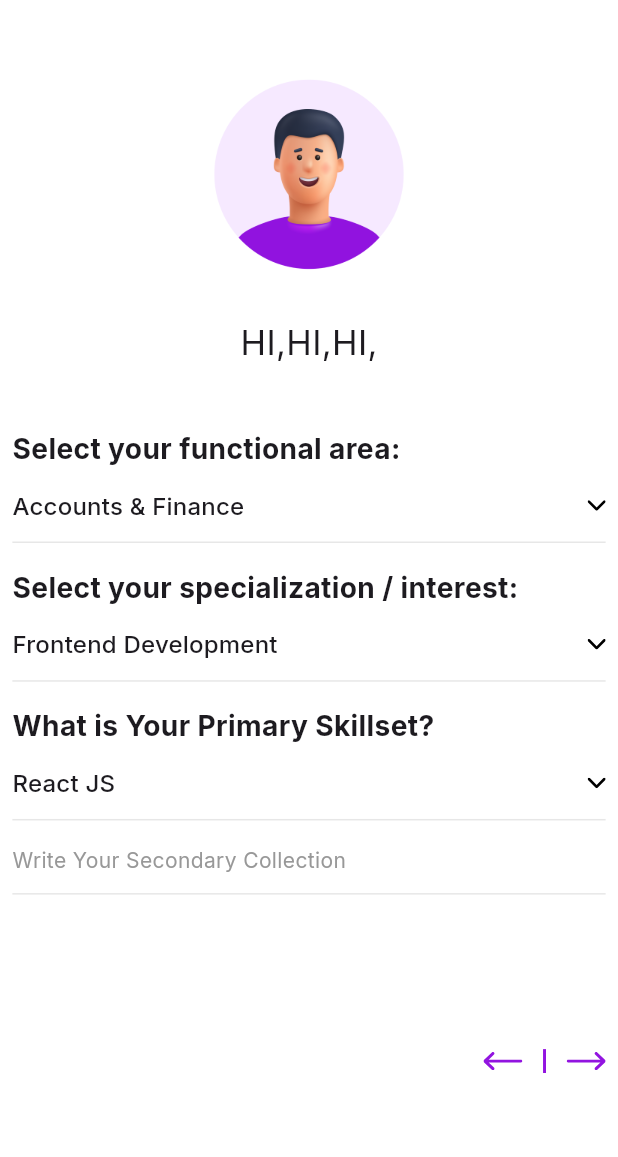
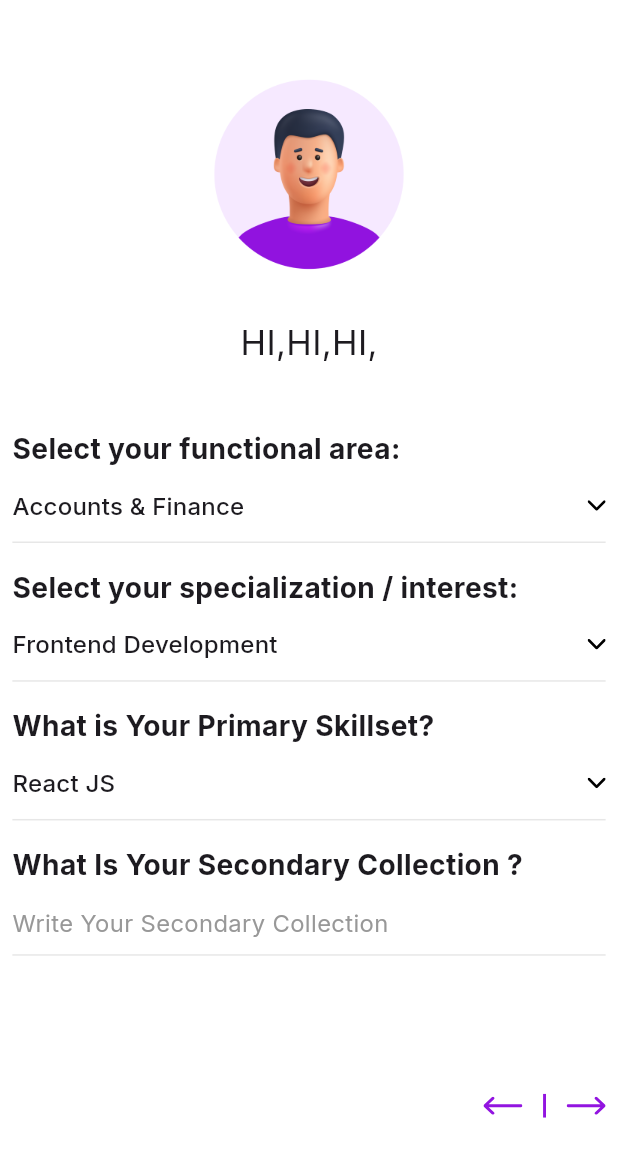
Before and after one commit to Srimantrao/hirexpert, a Flutter app: the Specialization screen opened directly, on a phone screen of 412 x 824 dp. Shown: the top 1157 px of the screen. Run offline on Flutter 3.47's test engine with Material 3 defaults, Android fonts, the phone set to English and light mode, and no system bars; our stand-ins replace dotted_border, flutter_svg, get, google_fonts, shared_preferences, smooth_page_indicator; accounts and stored records are empty.

Commit message:
Thu/08-Jan-2024

```diff
--- a/lib/controller/DropdownController/Specialization_con.dart
+++ b/lib/controller/DropdownController/Specialization_con.dart
@@ -1,6 +1,7 @@
-// ignore_for_file: file_names, non_constant_identifier_names
+// ignore_for_file: file_names, non_constant_identifier_names, camel_case_types
 
 import 'package:flutter/material.dart';
+import 'package:get/get.dart';
 import '../../view/utils/app_String.dart';
 
 class SpecializationController with ChangeNotifier {
--- a/lib/view/screen/collection/specialization.dart
+++ b/lib/view/screen/collection/specialization.dart
@@ -11,6 +11,8 @@ import 'package:hirexpert/view/utils/app_icon.dart';
 import 'package:hirexpert/view/utils/common/Container/Option.dart';
 import 'package:provider/provider.dart';
 import '../../../controller/CollectionController/Collectiondepartment.dart';
+import '../../../controller/DropdownController/Specialization_con.dart';
+import '../../../controller/DropdownController/Specialization_con.dart';
 import '../../../controller/DropdownController/Specialization_con.dart';
 import '../../utils/common/Textfild/Inputfild.dart';
 
@@ -31,19 +33,13 @@ class Specialization extends StatefulWidget {
 }
 
 class _SpecializationState extends State<Specialization> {
-  @override
-  bool vis = true;
   TextEditingController collection = TextEditingController();
   Collectiondepartment controller = Get.put(Collectiondepartment());
+  bool vis = true;
 
   @override
   Widget build(BuildContext context) {
     final Special = Provider.of<SpecializationController>(
-      context,
-      listen: false,
-    );
-
-    final Coll = Provider.of<Collectionpart>(
       context,
       listen: false,
     );
@@ -247,7 +243,18 @@ class _SpecializationState extends State<Specialization> {
                                 vis = !vis;
                                 setState(() {});
                               },
-                              child: Container(
+                              child: Column(
+                                crossAxisAlignment: CrossAxisAlignment.start,
+                                children: [
+                                  Text(
+                                    EditProfile_text.Secondary,
+                                    style: TextStyle(
+                                      fontWeight: FontWeight.w700,
+                                      fontSize: Get.width / 22,
+                                    ),
+                                  ),
+                                  SizedBox(height: Get.height / 60),
+                                  Container(
                                     height: Get.height / 25,
                                     width: Get.width,
                                     decoration: BoxDecoration(
@@ -260,8 +267,39 @@ class _SpecializationState extends State<Specialization> {
                                       EditProfile_text.Enter_Secondary,
                                       style: TextStyle(
                                         color: AppColor.subcolor,
+                                        fontSize: Get.width / 26,
                                       ),
                                     ),
+                                  ),
+                                  SizedBox(height: Get.height / 50),
+                                  Row(
+                                    children: [
+                                      (controller.isVal_one.value)
+                                          ? Collec(
+                                              text: widget.text,
+                                              color: widget.color,
+                                              textcolor: widget.textcolor,
+                                            )
+                                          : const SizedBox(),
+                                      SizedBox(width: Get.width / 90),
+                                      (controller.isVal_second.value)
+                                          ? Collec(
+                                              text: Collection_text.Javacoding,
+                                              color: widget.color,
+                                              textcolor: widget.textcolor,
+                                            )
+                                          : const SizedBox(),
+                                      SizedBox(width: Get.width / 90),
+                                      (controller.isVal_thrd.value)
+                                          ? Collec(
+                                              text: Collection_text.Javabasics,
+                                              color: widget.color,
+                                              textcolor: widget.textcolor,
+                                            )
+                                          : const SizedBox(),
+                                    ],
+                                  ),
+                                ],
                               ),
                             )
                           : Inputfild(
@@ -276,7 +314,13 @@ class _SpecializationState extends State<Specialization> {
                                       controller.isVal_nine.value)
                                   ? Padding(
                                       padding: const EdgeInsets.all(15),
+                                      child: InkWell(
+                                        onTap: () {
+                                          vis = !vis;
+                                          setState(() {});
+                                        },
                                         child: SvgPicture.asset(AppIcons.Check),
+                                      ),
                                     )
                                   : const SizedBox(),
                               onTap: () {
@@ -465,8 +509,8 @@ class _SpecializationState extends State<Specialization> {
                     },
                   ),
                   (vis)
-                      ? SizedBox(height: Get.height / 10)
-                      : SizedBox(height: Get.height / 4.35),
+                      ? SizedBox(height: Get.height / 15)
+                      : SizedBox(height: Get.height / 2.35),
                   Row(
                     mainAxisAlignment: MainAxisAlignment.end,
                     children: [
```
Lines whose indentation alone changed are shown as unchanged.
